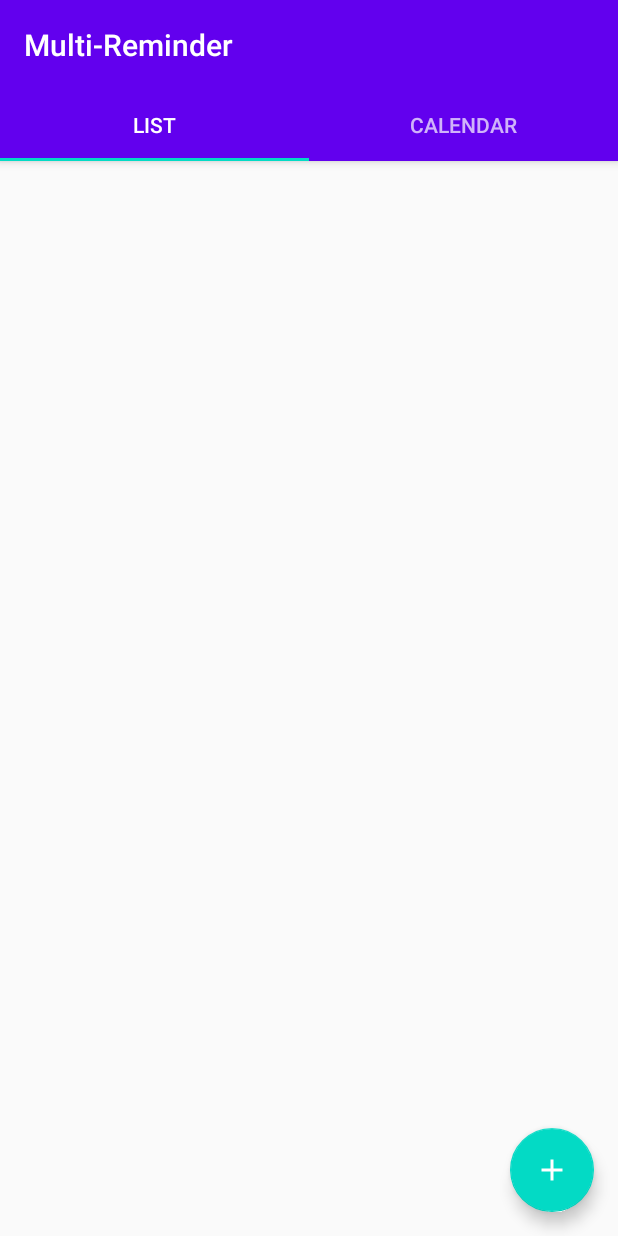
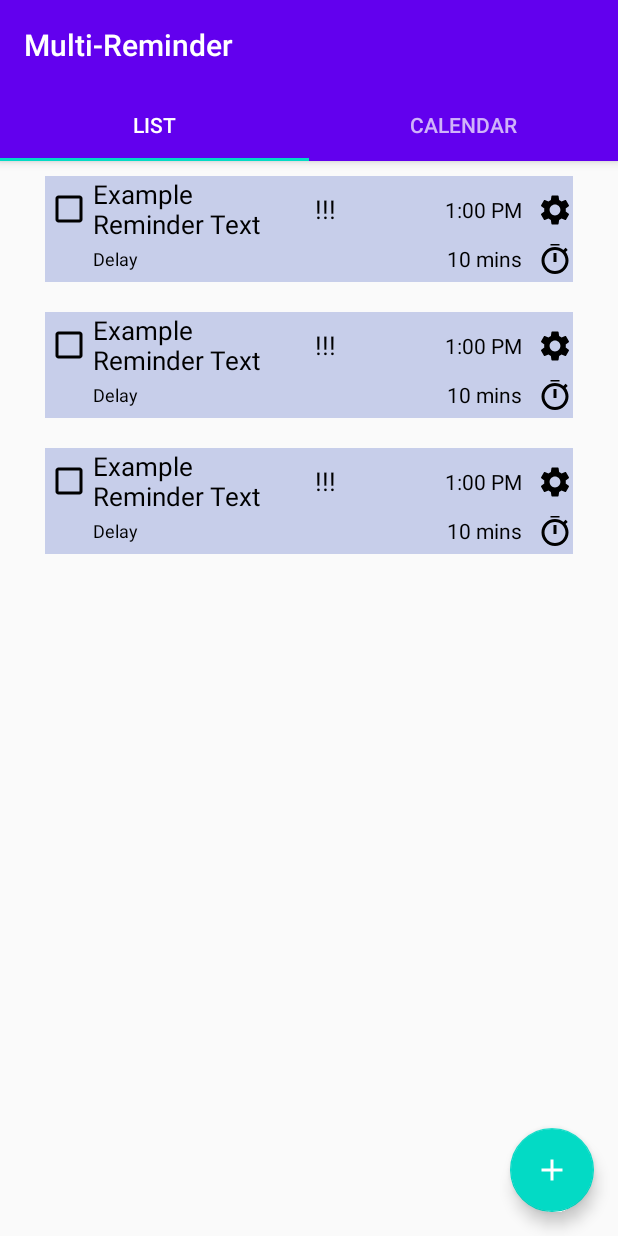
Before and after one commit to GNG2101-Group12/Multi-Reminder-App, an Android app: the screen it shows after launch (MainActivity), on a phone screen of 412 x 824 dp. Run offline under Robolectric (Android 15) with nearby library versions, the phone set to English and light mode, and no system bars; 1 statement that could not run was skipped.

Commit message:
Add view class

```diff
--- /dev/null
+++ b/app/src/main/java/gng2101_2020/group12/multireminder/ui/main/ReminderPreviewElementView.java
@@ -0,0 +1,20 @@
+package gng2101_2020.group12.multireminder.ui.main;
+
+import android.content.Context;
+import android.util.AttributeSet;
+import android.view.LayoutInflater;
+import android.view.View;
+import android.widget.LinearLayout;
+
+import gng2101_2020.group12.multireminder.R;
+
+
+public class ReminderPreviewElementView extends LinearLayout {
+
+    public ReminderPreviewElementView(Context context, AttributeSet attrs) {
+        super(context, attrs);
+
+        LayoutInflater inflater = LayoutInflater.from(context);
+        inflater.inflate(R.layout.reminder_view_element, this);
+    }
+}
--- a/app/src/main/res/layout/list_fragment.xml
+++ b/app/src/main/res/layout/list_fragment.xml
@@ -1,6 +1,25 @@
 <?xml version="1.0" encoding="utf-8"?>
-<androidx.constraintlayout.widget.ConstraintLayout
+<ScrollView
     xmlns:android="http://schemas.android.com/apk/res/android" android:layout_width="match_parent"
     android:layout_height="match_parent">
 
-</androidx.constraintlayout.widget.ConstraintLayout>
+    <LinearLayout
+        android:layout_width="match_parent"
+        android:layout_height="wrap_content"
+        android:orientation="vertical" >
+
+        <gng2101_2020.group12.multireminder.ui.main.ReminderPreviewElementView
+            android:layout_width="wrap_content"
+            android:layout_height="wrap_content" />
+
+        <gng2101_2020.group12.multireminder.ui.main.ReminderPreviewElementView
+            android:layout_width="wrap_content"
+            android:layout_height="wrap_content" />
+
+        <gng2101_2020.group12.multireminder.ui.main.ReminderPreviewElementView
+            android:layout_width="wrap_content"
+            android:layout_height="wrap_content" />
+
+    </LinearLayout>
+
+</ScrollView>
--- a/app/src/main/res/layout/reminder_view_element.xml
+++ b/app/src/main/res/layout/reminder_view_element.xml
@@ -3,11 +3,13 @@
     xmlns:android="http://schemas.android.com/apk/res/android" android:layout_width="match_parent"
     android:layout_height="match_parent"
     android:orientation="vertical"
+    android:layout_marginHorizontal="30dp"
+    android:layout_marginVertical="10dp"
     android:background="#C7CEEA">
 
     <RelativeLayout
         android:layout_width="match_parent"
-        android:layout_height="30dp" >
+        android:layout_height="45sp" >
 
         <LinearLayout
             android:layout_width="wrap_content"
@@ -16,25 +18,22 @@
             android:orientation="horizontal" >
 
             <CheckBox
-                android:layout_width="wrap_content"
+                android:layout_width="170sp"
                 android:layout_height="wrap_content"
                 android:buttonTint="@color/colorReminderUI"
+                android:text="Example Reminder Text"
+                android:textSize="17sp"
+                android:maxLines="100"
                 android:id="@+id/enableReminder" />
-
-            <TextView
-                android:id="@+id/reminderText"
-                android:layout_width="wrap_content"
-                android:layout_height="wrap_content"
-                android:layout_marginLeft="0dp"
-                android:text="Example Reminder Text"
-                android:textColor="@color/colorReminderUI" />
 
             <TextView
                 android:layout_width="wrap_content"
                 android:layout_height="wrap_content"
                 android:layout_marginLeft="10dp"
                 android:layout_marginRight="10dp"
+                android:layout_gravity="center"
                 android:text="!!!"
+                android:textSize="17sp"
                 android:textColor="@color/colorReminderUI"
                 android:id="@+id/reminderPriority" />
 
@@ -72,7 +71,7 @@
     <RelativeLayout
         android:layout_width="match_parent"
         android:layout_height="20dp"
-        android:layout_marginTop="10dp">
+        android:layout_marginBottom="5dp" >
 
         <LinearLayout
             android:layout_width="wrap_content"
```
